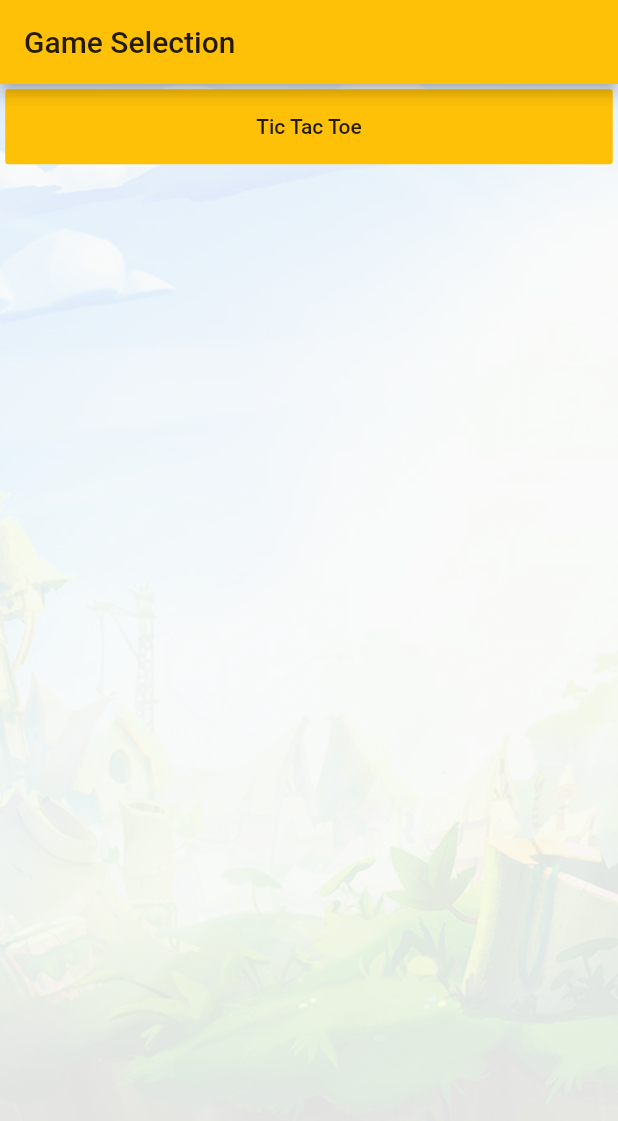
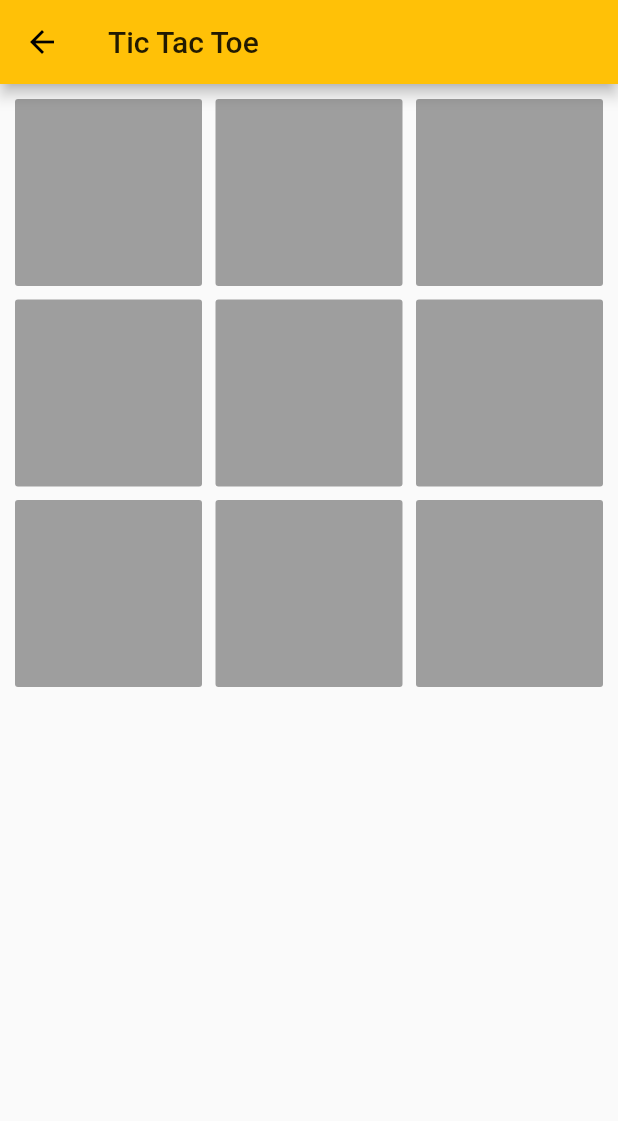
Before and after one commit to staticeye/pocketgames, a Flutter app: the GameSelection screen opened directly, after a tap on "Tic Tac Toe", on a phone screen of 412 x 824 dp. Shown: the top 1121 px of the screen. Run offline on Flutter 3.47's test engine with Material 2 defaults, Android fonts, the phone set to English and light mode, and no system bars.

Commit message:
Tic Tac Toe Game Started

```diff
--- /dev/null
+++ b/pocketgames_app/lib/common/color.dart
@@ -0,0 +1,6 @@
+import 'dart:ui';
+
+class AppColor{
+
+  static Color get blackColor => Color.fromARGB(255, 0, 0, 0);
+}
--- /dev/null
+++ b/pocketgames_app/lib/common/commonElements.dart
@@ -0,0 +1,3 @@
+class CommonElements{
+
+}
--- a/pocketgames_app/lib/gameSelection.dart
+++ b/pocketgames_app/lib/gameSelection/gameSelection.dart
@@ -1,7 +1,11 @@
 import 'package:flutter/material.dart';
-import 'package:pocketgames_app/ticTacToeGame.dart';
+import 'package:pocketgames_app/ticTacToeGame/ticTacToeGame.dart';
 
 class GameSelection extends StatelessWidget {
+
+  static void doCardAction(){
+
+  }
   @override
   Widget build(BuildContext context) {
     return Scaffold(
@@ -25,14 +29,17 @@ class GameSelection extends StatelessWidget {
             padding: EdgeInsets.all(3.5),
             children: <Widget>[
               Container(
-                  child: SizedBox(
-                height: 50.0,
-                child: FlatButton(
-                  color: Colors.amber,
-                  onPressed: () {},
-                  child: Text("Tic Tac Toe"),
-                ),
-              ))
+                  child: Card(
+                    color: Colors.amber[200],
+                    child: ListTile(
+                      onTap: (){Navigator.push(context, MaterialPageRoute(builder: (context)=>TicTacToe()));},
+                      leading: Image(
+                        image: AssetImage("lib/gameSelection/images/ticTacToe.png"),
+                      ),
+                      title: Text("Tic Tac Toe"),
+                    ),
+                  )
+                  )
             ],
           ),
         ],
--- a/pocketgames_app/lib/main.dart
+++ b/pocketgames_app/lib/main.dart
@@ -1,5 +1,6 @@
 import 'package:flutter/material.dart';
-import 'mainScreen.dart';
+
+import 'mainScreen/mainScreen.dart';
 
 void main() => runApp(MyApp());
 
--- a/pocketgames_app/lib/mainScreen.dart
+++ b/pocketgames_app/lib/mainScreen/mainScreen.dart
@@ -1,5 +1,5 @@
 import 'package:flutter/material.dart';
-import 'gameSelection.dart';
+import 'package:pocketgames_app/gameSelection/gameSelection.dart';
 
 class MainScreen extends StatelessWidget {
   @override
@@ -26,7 +26,7 @@ class MainScreen extends StatelessWidget {
               width: 250.0,
               child: FlatButton(
               onPressed: (){Navigator.push(context, MaterialPageRoute(
-                builder: (context)=>GameSelection()
+                builder: (context) => GameSelection()
               ));},
               child: Image(image: AssetImage("assets/images/playButton.png"),)
             ),
--- a/pocketgames_app/lib/ticTacToeGame.dart
+++ /dev/null
@@ -1,12 +0,0 @@
-import 'package:flutter/material.dart';
-
-class TicTacToeGame extends StatelessWidget {
-  @override
-  Widget build(BuildContext context) {
-    return Scaffold(
-      appBar: AppBar(
-        title: Text("Tic Tac Toe"),
-      ),
-    );
-  }
-}
--- /dev/null
+++ b/pocketgames_app/lib/ticTacToeGame/game_button.dart
@@ -0,0 +1,13 @@
+
+
+import 'package:flutter/material.dart';
+
+class GameButton{
+  final id;
+  String text;
+  Color background;
+  bool isEnabled;
+
+  GameButton({this.id, this.text = "", this.background = Colors.grey, this.isEnabled = true});
+
+}
--- /dev/null
+++ b/pocketgames_app/lib/ticTacToeGame/ticTacToeGame.dart
@@ -0,0 +1,66 @@
+import 'package:flutter/material.dart';
+import 'package:pocketgames_app/ticTacToeGame/game_button.dart';
+
+class TicTacToe extends StatefulWidget {
+  @override
+  _State createState() => _State();
+}
+
+class _State extends State<TicTacToe> {
+  List<GameButton> buttonList;
+
+  @override
+  void initState() {
+    super.initState();
+    buttonList = doInit();
+  }
+
+  @override
+  Widget build(BuildContext context) {
+    return Scaffold(
+      appBar: AppBar(
+        title: Text("Tic Tac Toe"),
+      ),
+      body: GridView.builder(
+        padding: EdgeInsets.all(10.0),
+        gridDelegate: new SliverGridDelegateWithFixedCrossAxisCount(
+          crossAxisCount: 3,
+          childAspectRatio: 1.0,
+          crossAxisSpacing: 9.0,
+          mainAxisSpacing: 9.0,
+        ),
+        itemCount: buttonList.length,
+        itemBuilder: (context, i) => SizedBox(
+          width: 100.0,
+          height: 100.0,
+          child: RaisedButton(
+            onPressed: null,
+            padding: EdgeInsets.all(8.0),
+            child: Text(
+              buttonList[i].text,
+              style: TextStyle(color: Colors.white, fontSize: 20.0),
+            ),
+            color: buttonList[i].background,
+            disabledColor: buttonList[i].background,
+          ),
+        ),
+      ),
+    );
+  }
+
+  List<GameButton> doInit() {
+    var gameButtons = <GameButton>[
+      new GameButton(id: 1),
+      new GameButton(id: 2),
+      new GameButton(id: 3),
+      new GameButton(id: 4),
+      new GameButton(id: 5),
+      new GameButton(id: 6),
+      new GameButton(id: 7),
+      new GameButton(id: 8),
+      new GameButton(id: 9),
+    ];
+
+    return gameButtons;
+  }
+}
--- a/pocketgames_app/pubspec.yaml
+++ b/pocketgames_app/pubspec.yaml
@@ -45,6 +45,7 @@ flutter:
    - assets/images/background.jpg
    - assets/images/playButton.png
    - assets/images/pocketGames.png
+   - lib/gameSelection/images/ticTacToe.png
 
 
 
```
Also changed, not shown: pocketgames_app/lib/gameSelection/images/ticTacToe.png (added).
